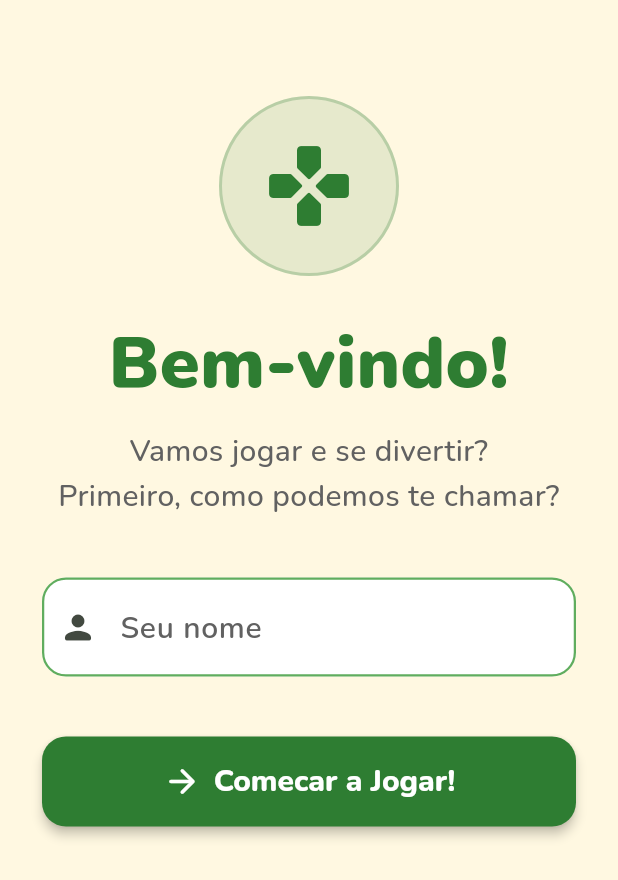
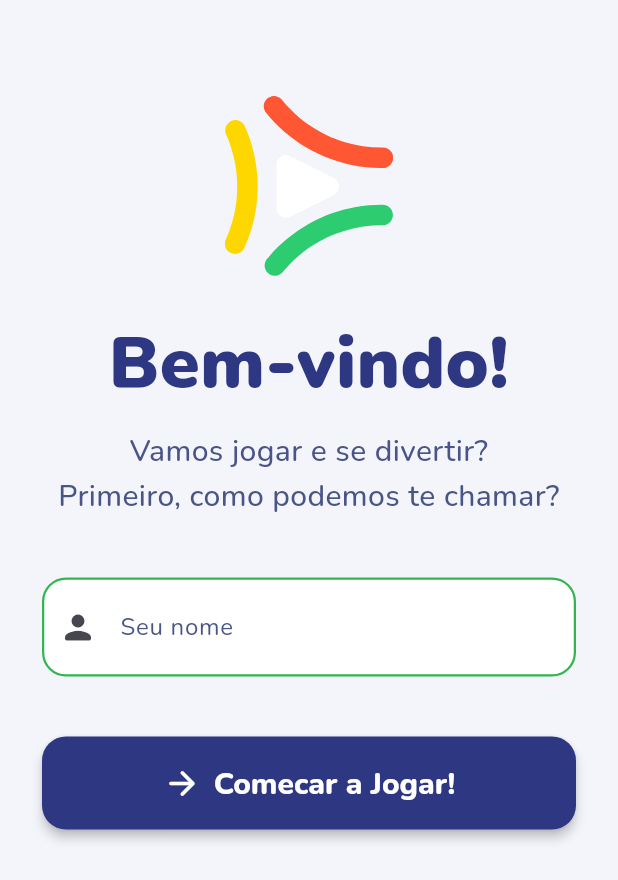
Before and after one commit to murilofsouza/elderly-games, a Flutter app: the screen it shows after launch, on a phone screen of 412 x 824 dp. Shown: the top 880 px of the screen. Run offline on Flutter 3.47's test engine with Material 3 defaults, Android fonts, the phone set to English and light mode, and no system bars; our stand-ins replace audioplayers, flutter_svg, google_fonts, shared_preferences.

Commit message:
Update dependencies and enhance UI with SVG assets
- Added new dependencies including `flutter_svg` and updated existing ones in `pubspec.yaml`.
- Integrated SVG assets into various screens for improved branding and visual consistency.
- Refactored UI components in `memory_play_screen.dart`, `home_screen.dart`, `splash_screen.dart`, `welcome_screen.dart` to utilize SVG images.
- Adjusted theme colors in `app_theme.dart` for better readability and accessibility.

```diff
--- /dev/null
+++ b/elderly_games/lib/core/theme/app_colors.dart
@@ -0,0 +1,85 @@
+import 'package:flutter/material.dart';
+
+// ACCESSIBILITY NOTES:
+// • This app targets elderly users. ALL text is minimum 18sp, so WCAG "large
+//   text" rules apply (3:1 for AA, 4.5:1 for AAA).
+// • amarelo and verde must NEVER be used as text color on white — background
+//   fills, icons, and badges only.
+// • coral can have white text ON a coral background, but coral text on white
+//   is only AA for large text (3.98:1).
+// • When in doubt, always pair text with textPrimary or textSecondary.
+//   Both pass AAA on all app backgrounds.
+
+abstract class AppColors {
+  // ─── Brand ────────────────────────────────────────────────────────────────
+
+  /// Primary brand color (10.6:1 on white ✅ AAA)
+  static const Color azulPolie = Color(0xFF2D3782);
+
+  /// Accent — NEVER use as text on white (1.55:1). Only for backgrounds, icons, badges.
+  static const Color amarelo = Color(0xFFFFC800);
+
+  /// Accent — only use with white text ON coral bg (3.98:1 ✅ AA large text).
+  /// Do NOT use coral as text color on white.
+  static const Color coral = Color(0xFFE64628);
+
+  /// Accent — NEVER use as text on white (2.7:1). Only for icons, badges, success indicators.
+  static const Color verde = Color(0xFF32B450);
+
+  // ─── Background ───────────────────────────────────────────────────────────
+
+  static const Color bgPrimary = Color(0xFFFFFFFF);
+  static const Color bgSurface = Color(0xFFF4F5FB);
+  static const Color bgSurfaceAlt = Color(0xFFECEEF8);
+
+  // ─── Text ─────────────────────────────────────────────────────────────────
+
+  /// Main text (15.6:1 on white ✅ AAA)
+  static const Color textPrimary = Color(0xFF1A1F4B);
+
+  /// Secondary text (5.67:1 on white ✅ AA)
+  static const Color textSecondary = Color(0xFF4A5587);
+
+  /// Hint / placeholder (4.48:1 on white — OK for 18sp+ fonts ✅ AA large)
+  static const Color textHint = Color(0xFF6B74A8);
+
+  // ─── Button ───────────────────────────────────────────────────────────────
+
+  static const Color btnPrimaryBg = Color(0xFF2D3782);
+
+  /// (10.6:1 ✅ AAA)
+  static const Color btnPrimaryText = Color(0xFFFFFFFF);
+
+  static const Color btnSecondaryBg = Color(0xFFFFC800);
+
+  /// (10.07:1 ✅ AAA)
+  static const Color btnSecondaryText = Color(0xFF1A1F4B);
+
+  static const Color btnGhostBg = Color(0xFFECEEF8);
+
+  /// (9.17:1 ✅ AAA)
+  static const Color btnGhostText = Color(0xFF2D3782);
+
+  // ─── Feedback ─────────────────────────────────────────────────────────────
+
+  static const Color success = Color(0xFF1E7A32);
+
+  /// (5.41:1 ✅ AA)
+  static const Color successText = Color(0xFFFFFFFF);
+
+  static const Color warning = Color(0xFFFFC800);
+
+  /// (10.07:1 ✅ AAA)
+  static const Color warningText = Color(0xFF1A1F4B);
+
+  static const Color error = Color(0xFFC23A1E);
+
+  /// (5.36:1 ✅ AA)
+  static const Color errorText = Color(0xFFFFFFFF);
+
+  /// CHANGED from #9EA5CC for better contrast
+  static const Color disabled = Color(0xFFB8BDD8);
+
+  /// CHANGED from #5C6494 for better contrast (3.5:1 ✅ AA large)
+  static const Color disabledText = Color(0xFF4A5180);
+}
--- a/elderly_games/lib/games/memory/screens/memory_play_screen.dart
+++ b/elderly_games/lib/games/memory/screens/memory_play_screen.dart
@@ -1,6 +1,7 @@
 import 'dart:async';
 
 import 'package:flutter/material.dart';
+import 'package:flutter_svg/flutter_svg.dart';
 import 'package:provider/provider.dart';
 
 import '../../../models/game_info.dart';
@@ -484,28 +485,26 @@ class _CardFace extends StatelessWidget {
   }
 }
 
-// ── Card back (dark green pattern) ───────────────────────────────────────────
+// ── Card back (branded) ───────────────────────────────────────────────────────
 
 class _CardBack extends StatelessWidget {
   const _CardBack({super.key});
 
   @override
   Widget build(BuildContext context) {
-    return Container(
-      decoration: const BoxDecoration(
-        gradient: LinearGradient(
-          begin: Alignment.topLeft,
-          end: Alignment.bottomRight,
-          colors: [Color(0xFF1B5E20), Color(0xFF2E7D32)],
-        ),
-      ),
+    return ColoredBox(
+      color: AppTheme.primaryColor,
       child: Center(
         child: Opacity(
-          opacity: 0.25,
-          child: Icon(
-            Icons.grid_3x3_rounded,
-            size: 32,
-            color: Colors.white,
+          opacity: 0.30,
+          child: SvgPicture.asset(
+            'assets/images/logo/polie_icon.svg',
+            width: 40,
+            height: 40,
+            colorFilter: const ColorFilter.mode(
+              Colors.white,
+              BlendMode.srcIn,
+            ),
           ),
         ),
       ),
--- a/elderly_games/lib/screens/home_screen.dart
+++ b/elderly_games/lib/screens/home_screen.dart
@@ -1,4 +1,5 @@
 import 'package:flutter/material.dart';
+import 'package:flutter_svg/flutter_svg.dart';
 import 'package:provider/provider.dart';
 
 import '../models/point_transaction.dart';
@@ -115,6 +116,15 @@ class _GamesTab extends StatelessWidget {
                       child: Column(
                         crossAxisAlignment: CrossAxisAlignment.start,
                         children: [
+                          SvgPicture.asset(
+                            'assets/images/logo/polie_icon.svg',
+                            height: 36,
+                            colorFilter: const ColorFilter.mode(
+                              Colors.white,
+                              BlendMode.srcIn,
+                            ),
+                          ),
+                          const SizedBox(height: 8),
                           Text(
                             '$_greeting,',
                             style: TextStyle(
--- a/elderly_games/lib/screens/splash_screen.dart
+++ b/elderly_games/lib/screens/splash_screen.dart
@@ -1,4 +1,5 @@
 import 'package:flutter/material.dart';
+import 'package:flutter_svg/flutter_svg.dart';
 
 import '../services/storage_service.dart';
 import '../themes/app_theme.dart';
@@ -23,7 +24,7 @@ class _SplashScreenState extends State<SplashScreen>
 
     _controller = AnimationController(
       vsync: this,
-      duration: const Duration(milliseconds: 900),
+      duration: const Duration(milliseconds: 800),
     );
     _fade = CurvedAnimation(parent: _controller, curve: Curves.easeIn);
     _controller.forward();
@@ -55,27 +56,14 @@ class _SplashScreenState extends State<SplashScreen>
             child: Column(
               mainAxisSize: MainAxisSize.min,
               children: [
-                Container(
-                  width: 120,
-                  height: 120,
-                  decoration: BoxDecoration(
-                    color: Colors.white.withValues(alpha: 0.15),
-                    shape: BoxShape.circle,
-                  ),
-                  child: const Icon(
-                    Icons.games_rounded,
-                    size: 80,
-                    color: Colors.white,
-                  ),
-                ),
-                const SizedBox(height: 24),
-                const Text(
-                  'Jogos para Idosos',
-                  style: TextStyle(
-                    fontSize: AppTheme.fontTitle,
-                    fontWeight: FontWeight.w800,
-                    color: Colors.white,
-                    letterSpacing: 0.5,
+                ConstrainedBox(
+                  constraints: const BoxConstraints(maxWidth: 200),
+                  child: SvgPicture.asset(
+                    'assets/images/logo/polie_logo_vertical.svg',
+                    colorFilter: const ColorFilter.mode(
+                      Colors.white,
+                      BlendMode.srcIn,
+                    ),
                   ),
                 ),
               ],
--- a/elderly_games/lib/screens/welcome_screen.dart
+++ b/elderly_games/lib/screens/welcome_screen.dart
@@ -1,5 +1,6 @@
 import 'package:flutter/material.dart';
 import 'package:flutter/services.dart';
+import 'package:flutter_svg/flutter_svg.dart';
 import 'package:provider/provider.dart';
 import 'package:uuid/uuid.dart';
 
@@ -65,21 +66,11 @@ class _WelcomeScreenState extends State<WelcomeScreen> {
                 const SizedBox(height: 24),
 
                 // ── Icon ────────────────────────────────────────────────────
-                Container(
+                SizedBox(
                   width: 120,
                   height: 120,
-                  decoration: BoxDecoration(
-                    color: AppTheme.primaryColor.withValues(alpha: 0.12),
-                    shape: BoxShape.circle,
-                    border: Border.all(
-                      color: AppTheme.primaryColor.withValues(alpha: 0.25),
-                      width: 2,
-                    ),
-                  ),
-                  child: const Icon(
-                    Icons.games_rounded,
-                    size: 64,
-                    color: AppTheme.primaryColor,
+                  child: SvgPicture.asset(
+                    'assets/images/logo/polie_icon.svg',
                   ),
                 ),
                 const SizedBox(height: 32),
--- a/elderly_games/lib/themes/app_theme.dart
+++ b/elderly_games/lib/themes/app_theme.dart
@@ -1,18 +1,20 @@
 import 'package:flutter/material.dart';
 import 'package:google_fonts/google_fonts.dart';
 
+import '../core/theme/app_colors.dart';
+
 abstract class AppTheme {
   // ── Brand Colors ─────────────────────────────────────────────────────────────
-  static const Color primaryColor = Color(0xFF2E7D32);
-  static const Color primaryLight = Color(0xFF60AD5E);
-  static const Color secondaryColor = Color(0xFFF9A825);
-  static const Color backgroundColor = Color(0xFFFFF8E1);
-  static const Color surfaceColor = Color(0xFFFFFFFF);
-  static const Color errorColor = Color(0xFFD32F2F);
-  static const Color successColor = Color(0xFF388E3C);
-  static const Color textPrimary = Color(0xFF212121);
-  static const Color textSecondary = Color(0xFF616161);
-  static const Color pointsColor = Color(0xFFFF8F00);
+  static const Color primaryColor = AppColors.azulPolie;
+  static const Color primaryLight = AppColors.verde;
+  static const Color secondaryColor = AppColors.amarelo;
+  static const Color backgroundColor = AppColors.bgSurface;
+  static const Color surfaceColor = AppColors.bgPrimary;
+  static const Color errorColor = AppColors.error;
+  static const Color successColor = AppColors.success;
+  static const Color textPrimary = AppColors.textPrimary;
+  static const Color textSecondary = AppColors.textSecondary;
+  static const Color pointsColor = AppColors.amarelo;
 
   // ── Font Sizes ────────────────────────────────────────────────────────────────
   static const double fontSmall = 18;
@@ -31,45 +33,75 @@ abstract class AppTheme {
   // ── ThemeData ─────────────────────────────────────────────────────────────────
   static ThemeData get themeData {
     final base = GoogleFonts.nunitoTextTheme().copyWith(
-      bodySmall: GoogleFonts.nunito(
-        fontSize: fontSmall,
-        color: textPrimary,
+      // ── Display — Screen titles, hero text ──
+      displayLarge: GoogleFonts.nunito(
+        fontSize: 32,
+        fontWeight: FontWeight.w700,
+        height: 1.2,
+        color: AppColors.textPrimary,
+      ),
+      // ── Display Small — Section headers ──
+      displaySmall: GoogleFonts.nunito(
+        fontSize: 26,
+        fontWeight: FontWeight.w700,
+        height: 1.2,
+        color: AppColors.textPrimary,
+      ),
+      // ── Headline — Card titles, game names ──
+      headlineMedium: GoogleFonts.nunito(
+        fontSize: 22,
+        fontWeight: FontWeight.w600,
+        height: 1.3, // 1.2 → 1.3 for better readability in cards
+        color: AppColors.textPrimary,
+      ),
+      // ── Title Large — Sub-headers, important labels ──
+      titleLarge: GoogleFonts.nunito(
+        fontSize: 18,
+        fontWeight: FontWeight.w600,
+        height: 1.5,
+        color: AppColors.textPrimary,
+      ),
+      // ── Title Medium — Secondary titles ──
+      titleMedium: GoogleFonts.nunito(
+        fontSize: 16,
+        fontWeight: FontWeight.w600,
+        height: 1.5,
+        color: AppColors.textPrimary,
+      ),
+      // ── Body Large — Main body text, descriptions ──
+      bodyLarge: GoogleFonts.nunito(
+        fontSize: 16,
+        fontWeight: FontWeight.w400,
+        height: 1.5,
+        color: AppColors.textPrimary,
+      ),
+      // ── Body Medium — Secondary text, subtitles ──
+      bodyMedium: GoogleFonts.nunito(
+        fontSize: 14,
+        fontWeight: FontWeight.w500, // w400 → w500 for readability at 14px
+        height: 1.5,
+        color: AppColors.textSecondary,
+      ),
+      // ── Label Large — Button text, primary actions ──
+      labelLarge: GoogleFonts.nunito(
+        fontSize: 16,
+        fontWeight: FontWeight.w600,
+        height: 1.5,
+        color: AppColors.btnPrimaryText,
+      ),
+      // ── Label Medium — Tags, chips, badges ──
+      labelMedium: GoogleFonts.nunito(
+        fontSize: 14, // 13 → 14: minimum for elderly users
         fontWeight: FontWeight.w500,
+        height: 1.5,
+        color: AppColors.textSecondary,
       ),
-      bodyMedium: GoogleFonts.nunito(
-        fontSize: fontBody,
-        color: textPrimary,
-        fontWeight: FontWeight.w500,
-      ),
-      bodyLarge: GoogleFonts.nunito(
-        fontSize: fontBody,
-        color: textPrimary,
-        fontWeight: FontWeight.w600,
-      ),
-      titleMedium: GoogleFonts.nunito(
-        fontSize: fontTitle,
-        color: textPrimary,
-        fontWeight: FontWeight.w700,
-      ),
-      titleLarge: GoogleFonts.nunito(
-        fontSize: fontTitle,
-        color: textPrimary,
-        fontWeight: FontWeight.w700,
-      ),
-      headlineMedium: GoogleFonts.nunito(
-        fontSize: fontHeading,
-        color: textPrimary,
-        fontWeight: FontWeight.w800,
-      ),
-      headlineLarge: GoogleFonts.nunito(
-        fontSize: fontHero,
-        color: textPrimary,
-        fontWeight: FontWeight.w900,
-      ),
-      labelLarge: GoogleFonts.nunito(
-        fontSize: fontBody,
-        color: surfaceColor,
-        fontWeight: FontWeight.w700,
+      // ── Label Small — Captions, timestamps (use sparingly) ──
+      labelSmall: GoogleFonts.nunito(
+        fontSize: 14, // 11 → 14: original was illegible for 60+ users
+        fontWeight: FontWeight.w400,
+        height: 1.5, // 1.8 → 1.5: normalized since size increased
+        color: AppColors.textHint,
       ),
     );
 
@@ -96,9 +128,10 @@ abstract class AppTheme {
         toolbarHeight: appBarHeight,
         centerTitle: false,
         titleTextStyle: GoogleFonts.nunito(
-          fontSize: fontTitle,
-          color: surfaceColor,
-          fontWeight: FontWeight.w800,
+          fontSize: 18,
+          fontWeight: FontWeight.w600,
+          height: 1.5,
+          color: AppColors.bgPrimary,
         ),
       ),
 
@@ -113,8 +146,9 @@ abstract class AppTheme {
             borderRadius: BorderRadius.circular(buttonBorderRadius),
           ),
           textStyle: GoogleFonts.nunito(
-            fontSize: fontBody,
-            fontWeight: FontWeight.w700,
+            fontSize: 16,
+            fontWeight: FontWeight.w600,
+            height: 1.5,
           ),
           elevation: 3,
         ),
@@ -131,8 +165,9 @@ abstract class AppTheme {
             borderRadius: BorderRadius.circular(buttonBorderRadius),
           ),
           textStyle: GoogleFonts.nunito(
-            fontSize: fontBody,
-            fontWeight: FontWeight.w700,
+            fontSize: 16,
+            fontWeight: FontWeight.w600,
+            height: 1.5,
           ),
         ),
       ),
@@ -144,8 +179,9 @@ abstract class AppTheme {
           minimumSize: const Size(minTouchTarget, minTouchTarget),
           padding: const EdgeInsets.symmetric(horizontal: 16, vertical: 12),
           textStyle: GoogleFonts.nunito(
-            fontSize: fontBody,
-            fontWeight: FontWeight.w700,
+            fontSize: 16,
+            fontWeight: FontWeight.w600,
+            height: 1.5,
           ),
         ),
       ),
@@ -180,12 +216,16 @@ abstract class AppTheme {
           borderSide: const BorderSide(color: primaryColor, width: 2.5),
         ),
         labelStyle: GoogleFonts.nunito(
-          fontSize: fontBody,
-          color: textSecondary,
+          fontSize: 16,
+          fontWeight: FontWeight.w400,
+          height: 1.5,
+          color: AppColors.textSecondary,
         ),
         hintStyle: GoogleFonts.nunito(
-          fontSize: fontBody,
-          color: textSecondary,
+          fontSize: 14,
+          fontWeight: FontWeight.w500,
+          height: 1.5,
+          color: AppColors.textHint,
         ),
       ),
 
@@ -195,12 +235,14 @@ abstract class AppTheme {
         selectedItemColor: primaryColor,
         unselectedItemColor: textSecondary,
         selectedLabelStyle: GoogleFonts.nunito(
-          fontSize: fontSmall,
+          fontSize: 14,
           fontWeight: FontWeight.w700,
+          height: 1.5,
         ),
         unselectedLabelStyle: GoogleFonts.nunito(
-          fontSize: fontSmall,
+          fontSize: 14,
           fontWeight: FontWeight.w600,
+          height: 1.5,
         ),
         showSelectedLabels: true,
         showUnselectedLabels: true,
--- a/elderly_games/pubspec.yaml
+++ b/elderly_games/pubspec.yaml
@@ -39,6 +39,7 @@ dependencies:
   audioplayers: ^6.1.0
   google_fonts: ^6.2.1
   provider: ^6.1.2
+  flutter_svg: ^2.0.0
 
 dev_dependencies:
   flutter_test:
@@ -61,6 +62,9 @@ flutter:
   # included with your application, so that you can use the icons in
   # the material Icons class.
   uses-material-design: true
+
+  assets:
+    - assets/images/logo/
 
   # To add assets to your application, add an assets section, like this:
   # assets:
```
Also changed, not shown: elderly_games/assets/images/logo/polie_icon.svg (added), elderly_games/assets/images/logo/polie_icon_512.svg (added), elderly_games/assets/images/logo/polie_logo_full.svg (added), elderly_games/assets/images/logo/polie_logo_vertical.svg (added), elderly_games/pubspec.lock.
